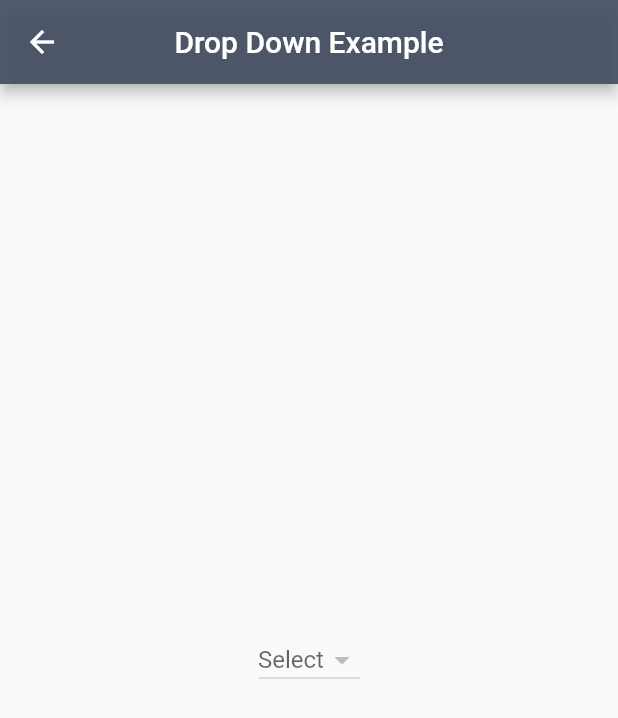
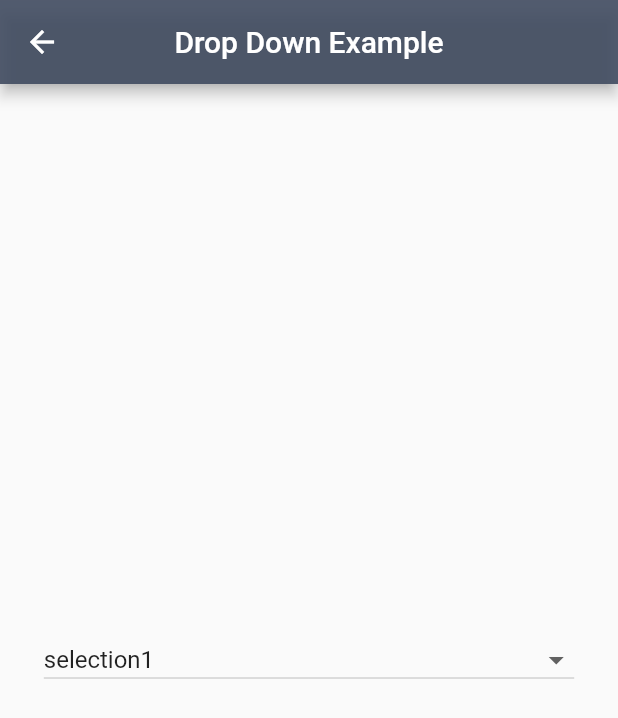
Before and after one commit to Saifallak/listview, a Flutter app: the DropDownListExample screen opened by its route, on a phone screen of 412 x 824 dp. Shown: the top 718 px of the screen. Run offline on Flutter 3.47's test engine with Material 2 defaults, Android fonts, the phone set to English and light mode, and no system bars.

Commit message:
https://github.com/Linaibrahim/Flutter/pull/1/files

```diff
--- a/lib/dropDownListExample.dart
+++ b/lib/dropDownListExample.dart
@@ -8,11 +8,16 @@ class DropDownListExample extends StatefulWidget {
 }
 
 class _DropDownListExampleState extends State<DropDownListExample> {
+  // TODO: Update 30 Jan
+  // TODO: Your "value" for DropdownButton should be set to 'null' or or be one from the values list.
+  // TODO: Means ,, the values here are 0 , 1 , 2 , 3 ... etc
+
   String _mySelection;
   List<Map> _myJson = [
-    // TODO: Remove Comments if you want initial Data
-//    {"id": 0, "name": "<>"},
-//    {"id": 1, "name": "Test Practice"}
+    {"id": 0, "name": "selection1"},
+    {"id": 1, "name": "some selection yaay"},
+    {"id": 2, "name": "selection3"},
+    {"id": 3, "name": "Test Practice"}
   ];
 
   @override
@@ -20,17 +25,10 @@ class _DropDownListExampleState extends State<DropDownListExample> {
     super.initState();
 
     //TODO: Let's make a count down so after screen init with 3sec we get more data ?
-    Future.delayed(const Duration(seconds: 3), () {
+    Future.delayed(const Duration(seconds: 1), () {
       setState(() {
-        _myJson
-          ..add({"id": 2, "name": "hel123ld2"})
-          ..add({"id": 3, "name": "he1232"})
-          ..add({"id": 4, "name": "hel12"})
-          ..add({
-            "id": 5,
-            "name":
-                "heaaaaaaaaaaaaaaaaaaaaaaa aaaaaaaaaaaaaaaaaaaaa aaaaaaaaaaaaaaaaaaa aaaaaaaaaaaa aaaaaaaa22222"
-          });
+        //this word from data base return
+        _mySelection = "0"; // TODO : THis Means select id 0 => selection1
       });
     });
   }
@@ -56,7 +54,9 @@ class _DropDownListExampleState extends State<DropDownListExample> {
           },
           items: _myJson.map((Map map) {
             return DropdownMenuItem<String>(
-              value: map["id"].toString(),
+              value: map["id"]
+                  .toString(), // TODO :Your "value" for DropdownButton should be set to 'null' or or be one from the values list.
+              // TODO: THis is the value ^^
               child: SizedBox(
                 // TODO: this is a quick fix from : https://stackoverflow.com/a/50345779/8623062
                 // TODO: He said ,, wrap your text in sized box and give it a width ,, hmm ,, 80% of screen is good i think
```
